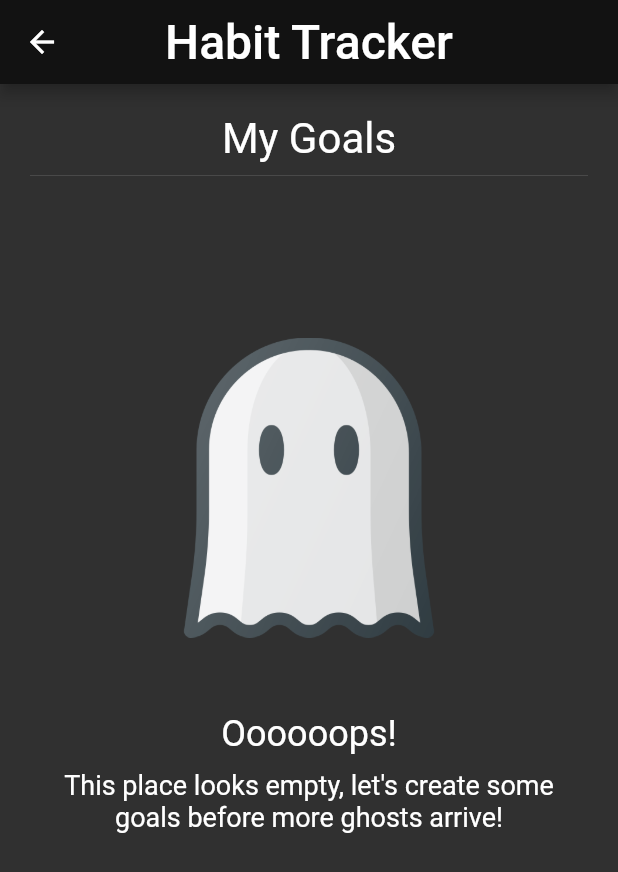
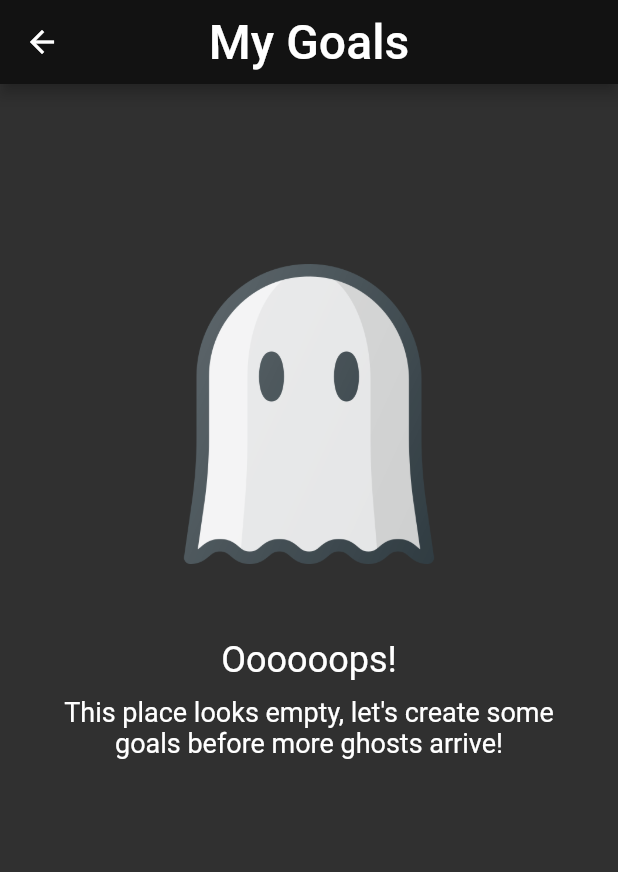
Before and after one commit to LeonardoBringel/habit-tracker, a Flutter app: the screen it shows after launch, after a tap on the "home" icon, on a phone screen of 412 x 824 dp. Shown: the top 872 px of the screen. Run offline on Flutter 3.47's test engine with Material 2 defaults, Android fonts, the phone set to English and light mode, and no system bars; our stand-ins replace flutter_heatmap_calendar, flutter_slidable, sqflite; accounts and stored records are empty.

Commit message:
:lipstick: Move title from goal list widget to pages app bar

```diff
--- a/lib/components/goals_list_widget.dart
+++ b/lib/components/goals_list_widget.dart
@@ -8,13 +8,8 @@ import '../repositories/goals_repository.dart';
 import 'goal_tile_widget.dart';
 
 class GoalsListWidget extends StatefulWidget {
-  const GoalsListWidget({
-    super.key,
-    required this.weekdayFilter,
-    required this.listTitle,
-  });
+  const GoalsListWidget({super.key, required this.weekdayFilter});
 
-  final String listTitle;
   final bool weekdayFilter;
 
   @override
@@ -39,22 +34,12 @@ class _GoalsListWidgetState extends State<GoalsListWidget> {
 
     return Padding(
       padding: const EdgeInsets.all(20),
-      child: Column(
-        children: [
-          Text(
-            widget.listTitle,
-            style: const TextStyle(fontSize: 28),
-          ),
-          const Divider(),
-          goals.isNotEmpty ? _listViewBuilder() : _emptyGoalsMessage(),
-        ],
-      ),
+      child: goals.isNotEmpty ? _listViewBuilder() : _emptyGoalsMessage(),
     );
   }
 
   Widget _listViewBuilder() {
-    return Expanded(
-      child: ListView.builder(
+    return ListView.builder(
       padding: const EdgeInsets.all(8),
       itemCount: goals.length,
       itemBuilder: (BuildContext context, int index) {
@@ -81,7 +66,6 @@ class _GoalsListWidgetState extends State<GoalsListWidget> {
           ),
         );
       },
-      ),
     );
   }
 
--- a/lib/screens/home_page.dart
+++ b/lib/screens/home_page.dart
@@ -10,7 +10,7 @@ class HomePage extends StatelessWidget {
     return Scaffold(
       appBar: AppBar(
         title: const Text(
-          'Habit Tracker',
+          'Today\'s Goals',
           style: TextStyle(fontSize: 32),
         ),
         centerTitle: true,
@@ -22,10 +22,7 @@ class HomePage extends StatelessWidget {
           onPressed: () => Navigator.pushNamed(context, 'MyGoals'),
         ),
       ),
-      body: const GoalsListWidget(
-        listTitle: 'Today\'s Goals',
-        weekdayFilter: true,
-      ),
+      body: const GoalsListWidget(weekdayFilter: true),
       floatingActionButton: FloatingActionButton(
         child: const Icon(Icons.add, size: 32),
         onPressed: () => Navigator.pushNamed(context, 'ManageGoal'),
--- a/lib/screens/my_goals_page.dart
+++ b/lib/screens/my_goals_page.dart
@@ -10,15 +10,12 @@ class MyGoalsPage extends StatelessWidget {
     return Scaffold(
       appBar: AppBar(
         title: const Text(
-          'Habit Tracker',
+          'My Goals',
           style: TextStyle(fontSize: 32),
         ),
         centerTitle: true,
       ),
-      body: const GoalsListWidget(
-        listTitle: 'My Goals',
-        weekdayFilter: false,
-      ),
+      body: const GoalsListWidget(weekdayFilter: false),
     );
   }
 }
```
Lines whose indentation alone changed are shown as unchanged.
